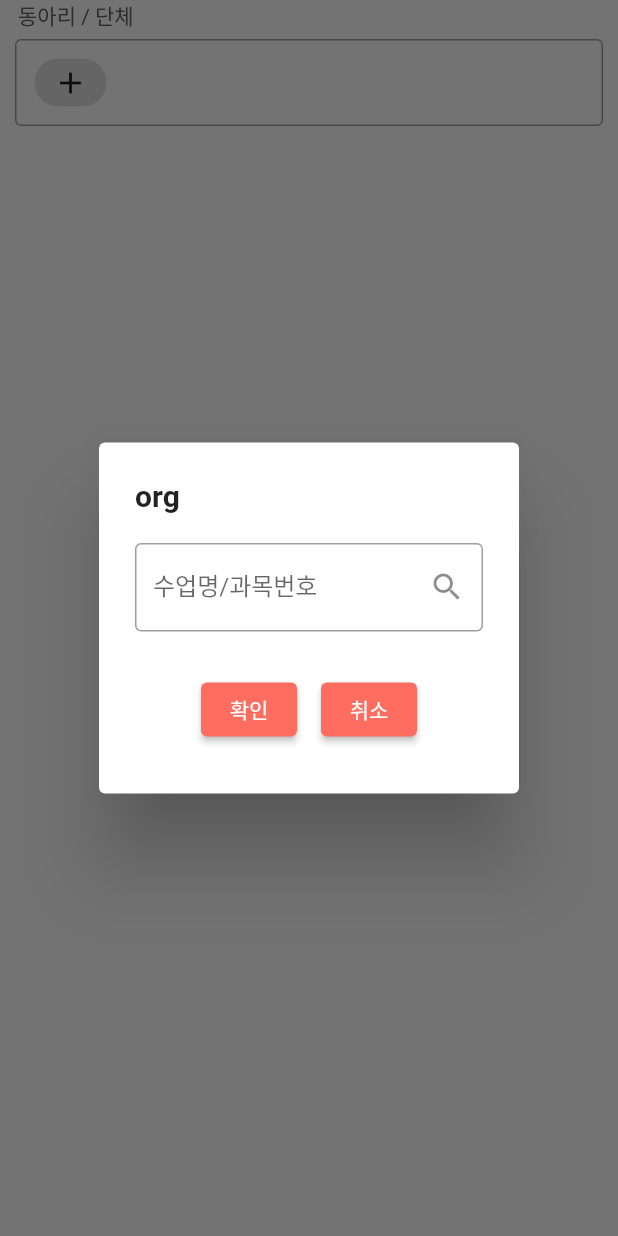
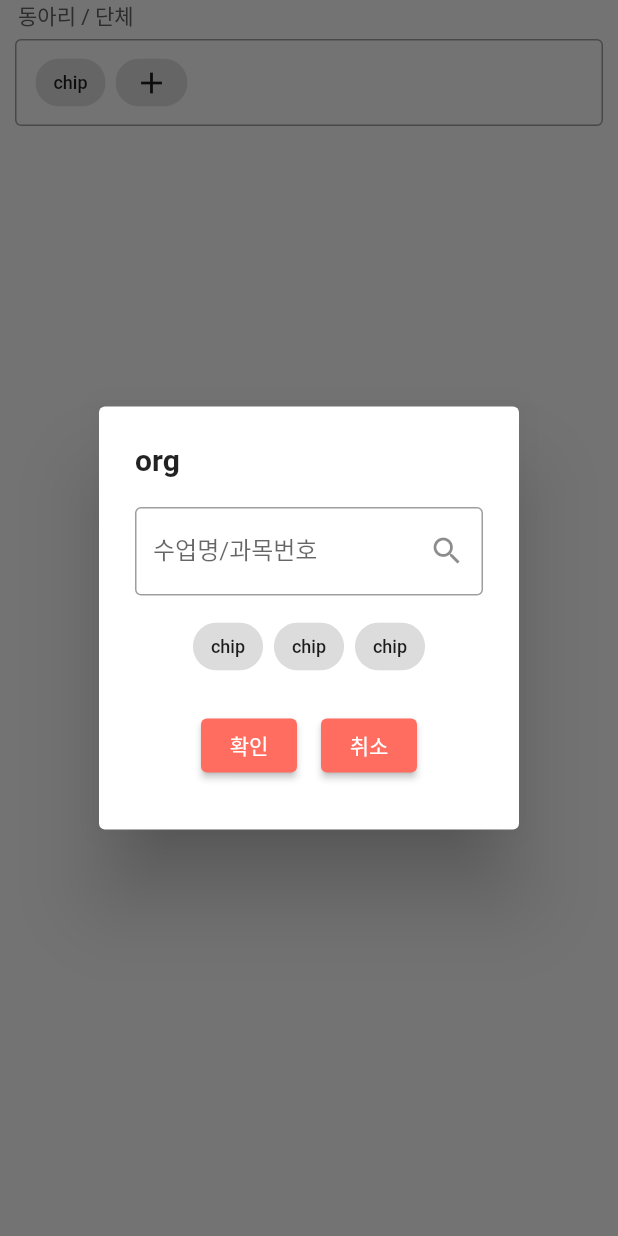
Before and after one commit to Yenu-Project/kai-friends-app, a Flutter app: the ChipInputBox widget shown alone on an empty page, opened directly, after a tap on the "add" icon, on a phone screen of 412 x 824 dp. Run offline on Flutter 3.47's test engine with Material 2 defaults, Android fonts, the phone set to English and light mode, and no system bars.

Commit message:
feat(box layout): add color chip in input box for layout

```diff
--- a/lib/widgets/input_box.dart
+++ b/lib/widgets/input_box.dart
@@ -1,4 +1,5 @@
 import 'package:flutter/material.dart';
+import 'package:kai_friends_app/widgets/color_chip.dart';
 import 'package:kai_friends_app/widgets/main_button.dart';
 
 class InputLabel extends StatelessWidget {
@@ -57,10 +58,11 @@ class ChipInputBox extends StatelessWidget {
           child: Wrap(
             spacing: 6,
             children: [
-              // ColorChip(),
+              ColorChip(),
+              // TODO: add multiple ColorChip() to here,
               ActionChip(
                 label: const Icon(Icons.add),
-                onPressed: () => InputDialog(context),
+                onPressed: () => ShowDialog(context),
               ),
             ],
           ),
@@ -69,7 +71,7 @@ class ChipInputBox extends StatelessWidget {
     );
   }
 
-  void InputDialog(BuildContext context) async {
+  void ShowDialog(BuildContext context) async {
     showDialog(
       context: context,
       builder: (BuildContext context) {
@@ -110,7 +112,18 @@ class ChipInputBoxDetailDialog extends StatelessWidget {
             },
           ),
           const SizedBox(
-            height: 20,
+            height: 10,
+          ),
+          Wrap(
+            spacing: 6,
+            children: [
+              ColorChip(),
+              ColorChip(),
+              ColorChip(),
+            ],
+          ),
+          const SizedBox(
+            height: 10,
           ),
           Row(
             mainAxisAlignment: MainAxisAlignment.center,
```
